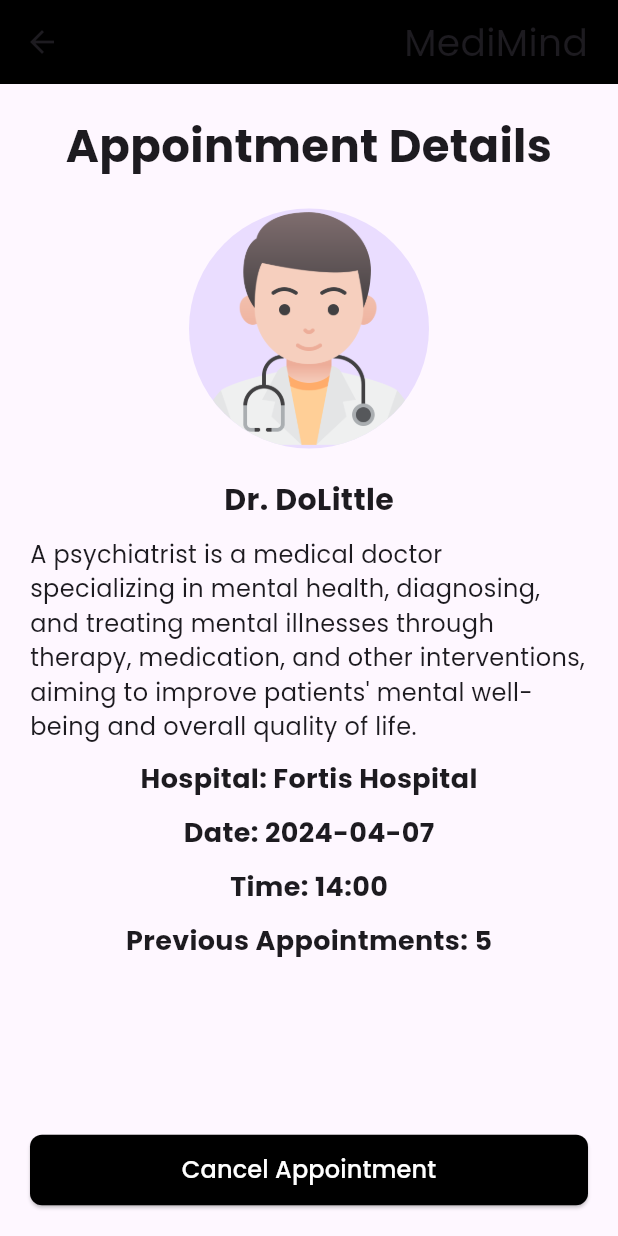
After one commit to shashank16sundar/MediMind_Flutter, a Flutter app: the CancelAppointment screen opened directly, on a phone screen of 412 x 824 dp. The commit adds this screen. Run offline on Flutter 3.47's test engine with Material 3 defaults, Android fonts, the phone set to English and light mode, and no system bars; our stand-ins replace firebase_auth, firebase_core, flutter_svg, google_fonts, google_sign_in; accounts and stored records are empty.

Commit message:
cancel appointment

```diff
--- /dev/null
+++ b/lib/screens/profile.dart
@@ -0,0 +1,24 @@
+import 'package:flutter/material.dart';
+
+class ProfileScreen extends StatelessWidget{
+  const ProfileScreen({Key? key}) : super(key: key);
+
+  @override
+  Widget build(BuildContext context){
+    return Scaffold(
+      appBar: AppBar(
+        leading: IconButton(
+          icon: const Icon(Icons.arrow_back_ios_new_sharp),onPressed: (){},
+        ),
+        title: Text("tProfile",style: Theme.of(context).textTheme.headlineMedium),
+        actions: [
+          IconButton(onPressed: (){}, icon: const Icon(Icons.light_mode_outlined)),
+        ],
+      ),
+
+      body: SingleChildScrollView(
+        child:Container(),
+      ),
+    );
+  }
+}
--- /dev/null
+++ b/lib/widgets/patient/cancel_appointment.dart
@@ -0,0 +1,122 @@
+import 'package:flutter/material.dart';
+
+class CancelAppointment extends StatelessWidget {
+  final String doctorName;
+  final String hospitalName;
+  final String appointmentDate;
+  final String appointmentTime;
+
+  const CancelAppointment({
+    Key? key,
+    required this.doctorName,
+    required this.hospitalName,
+    required this.appointmentDate,
+    required this.appointmentTime,
+  }) : super(key: key);
+
+  @override
+  Widget build(BuildContext context) {
+    // Placeholder for doctor's summary
+    String doctorSummary =
+    "A psychiatrist is a medical doctor specializing in mental health, diagnosing, and treating mental illnesses through therapy, medication, and other interventions, aiming to improve patients' mental well-being and overall quality of life.";
+
+    return Scaffold(
+      appBar: AppBar(
+        backgroundColor: Colors.black,
+        leading: IconButton(
+          icon: Icon(Icons.arrow_back),
+          onPressed: () {
+            Navigator.pop(context);
+          },
+        ),
+        actions: [
+          Padding(
+            padding: const EdgeInsets.only(right: 20.0),
+            child: Text(
+              "MediMind",
+              style: TextStyle(
+                fontSize: 25,
+              ),
+            ),
+          ),
+        ],
+      ), // Set background color to black
+      body: Padding(
+        padding: const EdgeInsets.all(20.0),
+        child: Column(
+          mainAxisAlignment: MainAxisAlignment.center,
+          children: [
+            const Text(
+             'Appointment Details',
+              style: TextStyle(fontSize: 30, fontWeight: FontWeight.bold,), // Adjust text color
+              textAlign: TextAlign.center,
+            ),
+            SizedBox(height: 20),
+            const CircleAvatar(
+              radius: 80,
+              backgroundImage: AssetImage('assets/logos/doctor_avatar.png'),
+            ),
+            SizedBox(height: 20),
+            Text(
+              '$doctorName',
+              style: TextStyle(fontSize: 20, fontWeight: FontWeight.bold), // Adjust text color
+            ),
+            SizedBox(height: 10),
+            Text(
+              doctorSummary,
+              style: TextStyle(fontSize: 16,), // Adjust text color
+            ),
+            SizedBox(height: 10),
+            Text(
+              'Hospital: $hospitalName',
+              style: TextStyle(fontSize: 18, fontWeight: FontWeight.bold,), // Adjust text color
+            ),
+            SizedBox(height: 10),
+            Text(
+              'Date: $appointmentDate',
+              style: TextStyle(fontSize: 18, fontWeight: FontWeight.bold,), // Adjust text color
+            ),
+            SizedBox(height: 10),
+            Text(
+              'Time: $appointmentTime',
+              style: TextStyle(fontSize: 18, fontWeight: FontWeight.bold,), // Adjust text color
+            ),
+            SizedBox(height: 10),
+            Text(
+              'Previous Appointments: 5',
+              style: TextStyle(fontSize: 18, fontWeight: FontWeight.bold,), // Adjust text color
+            ),
+            Spacer(),
+            SizedBox(
+              width: double.infinity,
+              child: Padding(
+                padding: const EdgeInsets.only(top: 20.0),
+                child: ElevatedButton(
+                  onPressed: () {
+                    // Implement cancel appointment functionality here
+                    // For now, let's just navigate back
+                    Navigator.pop(context);
+                  },
+                  style: ElevatedButton.styleFrom(
+                    primary: Colors.black, // Set button color to black
+                    onPrimary: Colors.white, // Set text color to white
+                    shape: RoundedRectangleBorder(
+                      borderRadius: BorderRadius.circular(8), // Adjust button shape
+                    ),
+                  ),
+                  child: const Padding(
+                    padding:EdgeInsets.all(12.0),
+                    child: Text(
+                      'Cancel Appointment',
+                      style: TextStyle(fontSize: 16), // Adjust button text size
+                    ),
+                  ),
+                ),
+              ),
+            ),
+          ],
+        ),
+      ),
+    );
+  }
+}
--- a/lib/widgets/patient/patient_upcoming_widget.dart
+++ b/lib/widgets/patient/patient_upcoming_widget.dart
@@ -1,11 +1,26 @@
 import 'package:flutter/material.dart';
+import 'package:medimind_app/widgets/patient/cancel_appointment.dart';
 
 class PatientUpcomingAppointmentWidget extends StatelessWidget {
   const PatientUpcomingAppointmentWidget({super.key});
 
   @override
   Widget build(BuildContext context) {
-    return Container(
+    return GestureDetector(
+      onTap: (){
+        Navigator.push(
+  context,
+  MaterialPageRoute(
+    builder: (context) => const CancelAppointment(
+      doctorName: 'Dr. DoLittle', // Provide the doctor's name here
+      hospitalName: 'Fortis Hospital', // Provide the hospital's name here
+      appointmentDate: '2024-04-07', // Provide the appointment date here
+      appointmentTime: '14:00', // Provide the appointment time here
+    ),
+  ),
+);
+      },
+      child: Container(
         margin: const EdgeInsets.only(right: 20),
         width: 300,
         decoration: BoxDecoration(
@@ -100,6 +115,7 @@ class PatientUpcomingAppointmentWidget extends StatelessWidget {
             ],
           ),
         ),
+      ),
     );
   }
 }
```
Also changed, not shown: lib/firebase_options.dart, 7 other files. Lines whose indentation alone changed are shown as unchanged.
